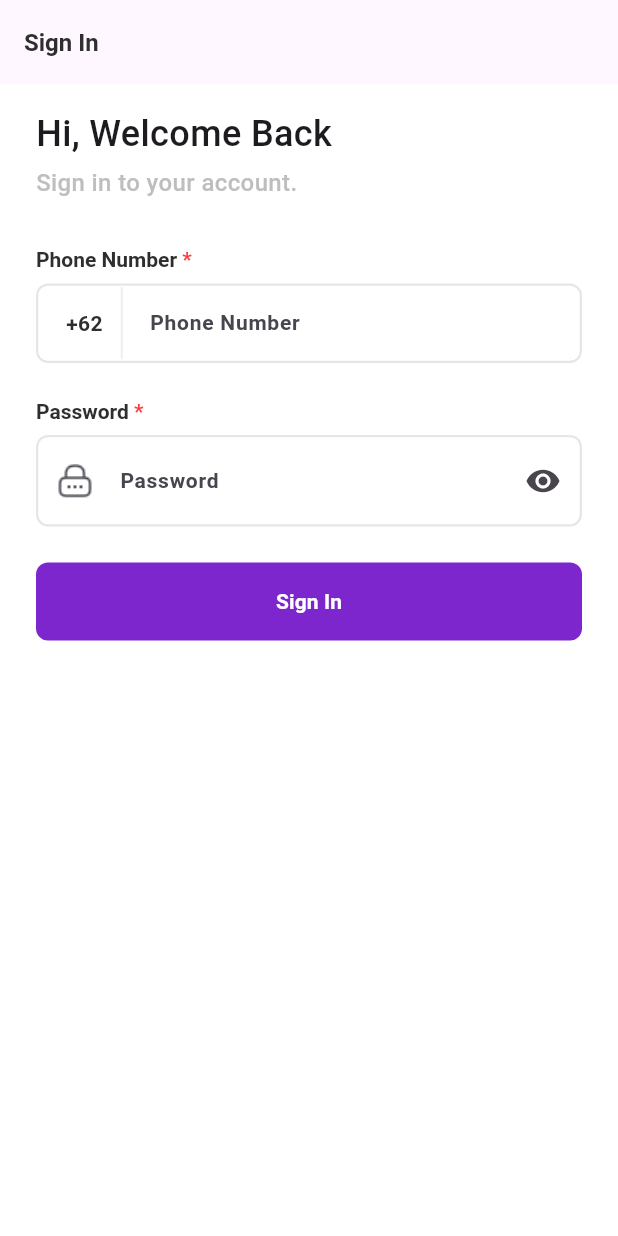
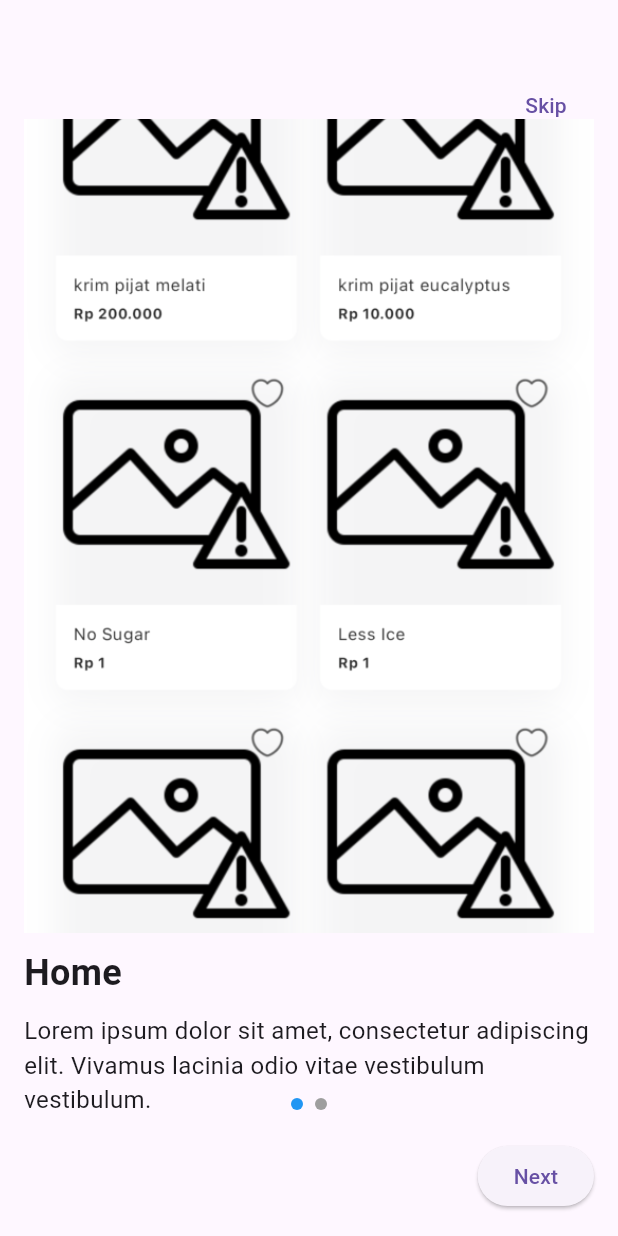
Before and after one commit to gilanggsb/VECTest, a Flutter app: the screen it shows after launch, on a phone screen of 412 x 824 dp. Run offline on Flutter 3.47's test engine with Material 3 defaults, Android fonts, the phone set to English and light mode, and no system bars; our stand-ins replace cached_network_image, dio, get, get_storage, image_picker, isar and 2 more; missing offline and left inert: country_pickers, dynamic_height_grid_view; accounts and stored records are empty; generated files the repository leaves out were written again.

Commit message:
feat: add onboarding page

```diff
--- a/lib/app/routes/app_route.dart
+++ b/lib/app/routes/app_route.dart
@@ -5,6 +5,8 @@ import 'package:vec_gilang/src/features/dashboard/profile/edit/edit_profile_page
 import 'package:get/get.dart';
 import 'package:vec_gilang/src/features/dashboard/webview/component/webview_binding.dart';
 import 'package:vec_gilang/src/features/dashboard/webview/webview_page.dart';
+import 'package:vec_gilang/src/features/onboarding/component/onboarding_binding.dart';
+import 'package:vec_gilang/src/features/onboarding/onboarding_page.dart';
 import 'package:vec_gilang/src/features/splash/splash_page.dart';
 
 import '../../src/features/dashboard/products/detail/detail.dart';
@@ -45,5 +47,10 @@ class AppRoute {
       page: () => const ProductDetailPage(),
       binding: ProductDetailBinding(),
     ),
+    GetPage(
+      name: RouteName.onboarding,
+      page: () => const OnBoardingPage(),
+      binding: OnBoardingBinding(),
+    ),
   ];
 }
--- a/lib/app/routes/route_name.dart
+++ b/lib/app/routes/route_name.dart
@@ -1,6 +1,7 @@
 abstract class RouteName {
   static const login = '/login';
   static const dashboard = "/dashboard";
+  static const onboarding = "/onboarding";
 
   static const splash = '/splash';
   static const editProfile = '/profile/edit';
--- a/lib/src/constants/local_data_key.dart
+++ b/lib/src/constants/local_data_key.dart
@@ -1,3 +1,4 @@
 class LocalDataKey {
   static const token = "tokenKey";
+  static const onboarded = "onboardedKey";
 }
--- a/lib/src/features/dashboard/products/detail/components/components.dart
+++ b/lib/src/features/dashboard/products/detail/components/components.dart
@@ -1,6 +1,7 @@
 export 'product_description_widget.dart';
 export 'product_detail_binding.dart';
 export 'product_detail_controller.dart';
-export 'product_infromation_widget.dart';
+export 'product_information_widget.dart';
+export 'product_review_card_widget.dart';
 export 'product_reviews_widget.dart';
 export 'product_terms_and_condition_widget.dart';
--- a/lib/src/features/dashboard/products/detail/components/product_infromation_widget.dart
+++ b/lib/src/features/dashboard/products/detail/components/product_information_widget.dart
@@ -49,7 +49,7 @@ class ProductInformation extends StatelessWidget {
                   width: 2,
                 ),
                 Text(
-                  "${controller.product?.ratingAverage}",
+                  controller.product?.ratingAverage ?? "-",
                   style: const TextStyle(
                     fontSize: 16,
                     fontWeight: FontWeight.w600,
@@ -59,7 +59,7 @@ class ProductInformation extends StatelessWidget {
                   width: 2,
                 ),
                 Text(
-                  "(${controller.product?.reviewCount} Review)",
+                  "(${controller.product?.reviewCount ?? "-"} Review)",
                   style: const TextStyle(
                     fontSize: 16,
                   ),
--- /dev/null
+++ b/lib/src/features/onboarding/component/onboarding_binding.dart
@@ -0,0 +1,10 @@
+import 'package:get/get.dart';
+
+import 'onboarding_controller.dart';
+
+class OnBoardingBinding extends Bindings {
+  @override
+  void dependencies() {
+    Get.put(OnBoardingController());
+  }
+}
--- /dev/null
+++ b/lib/src/features/onboarding/component/onboarding_controller.dart
@@ -0,0 +1,47 @@
+import 'package:flutter/material.dart';
+import 'package:get/get.dart';
+import 'package:get_storage/get_storage.dart';
+import 'package:vec_gilang/src/constants/local_data_key.dart';
+import 'package:vec_gilang/src/utils/string_ext.dart';
+
+import '../../../../app/routes/route_name.dart';
+
+class OnBoardingController extends GetxController {
+  OnBoardingController();
+
+  final GetStorage _storage = Get.find<GetStorage>();
+  final PageController pageController = PageController();
+
+  final List<String> images = [
+    'home_vesperia'.toPngImage,
+    'product_detail_vesperia'.toPngImage,
+  ];
+
+  final List<String> titles = [
+    'Home',
+    'Product Detail',
+  ];
+
+  final List<String> contents = [
+    'Lorem ipsum dolor sit amet, consectetur adipiscing elit. Vivamus lacinia odio vitae vestibulum vestibulum.',
+    'Cras vehicula eros nec lacinia pretium. Ut pulvinar tortor vel sapien venenatis, nec consectetur metus faucibus.',
+  ];
+
+  final RxInt _currentPage = 0.obs;
+  int get currentPage => _currentPage.value;
+
+  @override
+  void dispose() {
+    pageController.dispose();
+    super.dispose();
+  }
+
+  void setCurrentPage(int page) {
+    _currentPage.value = page;
+  }
+
+  void gotoLoginPage() async {
+    _storage.write(LocalDataKey.onboarded, true);
+    Get.offNamed(RouteName.login);
+  }
+}
--- /dev/null
+++ b/lib/src/features/onboarding/onboarding_page.dart
@@ -0,0 +1,127 @@
+import 'package:flutter/material.dart';
+import 'package:get/get.dart';
+
+import 'component/onboarding_controller.dart';
+
+class OnBoardingPage extends GetView<OnBoardingController> {
+  const OnBoardingPage({Key? key}) : super(key: key);
+
+  @override
+  Widget build(BuildContext context) {
+    return Scaffold(
+      body: Padding(
+        padding: const EdgeInsets.all(16.0),
+        child: Stack(
+          children: <Widget>[
+            PageView.builder(
+              controller: controller.pageController,
+              itemCount: controller.contents.length,
+              onPageChanged: (int page) => controller.setCurrentPage(page),
+              itemBuilder: (context, index) {
+                return Column(
+                  mainAxisAlignment: MainAxisAlignment.center,
+                  crossAxisAlignment: CrossAxisAlignment.start,
+                  children: <Widget>[
+                    AspectRatio(
+                      aspectRatio: 0.7,
+                      child: Image.asset(
+                        controller.images[index],
+                        fit: BoxFit.cover,
+                      ),
+                    ),
+                    const SizedBox(height: 10.0),
+                    Text(
+                      controller.titles[index],
+                      style: const TextStyle(
+                        fontSize: 24.0,
+                        fontWeight: FontWeight.bold,
+                      ),
+                    ),
+                    const SizedBox(height: 10.0),
+                    Text(
+                      controller.contents[index],
+                      style: const TextStyle(
+                        fontSize: 16.0,
+                      ),
+                    ),
+                  ],
+                );
+              },
+            ),
+            Positioned(
+              bottom: 0,
+              left: 0,
+              right: 0,
+              child: Column(
+                children: [
+                  Obx(
+                    () => Row(
+                      mainAxisAlignment: MainAxisAlignment.center,
+                      children:
+                          List.generate(controller.contents.length, (index) {
+                        return Container(
+                          margin: const EdgeInsets.symmetric(horizontal: 4.0),
+                          width: 8.0,
+                          height: 8.0,
+                          decoration: BoxDecoration(
+                            shape: BoxShape.circle,
+                            color: controller.currentPage == index
+                                ? Colors.blue
+                                : Colors.grey,
+                          ),
+                        );
+                      }),
+                    ),
+                  ),
+                  const SizedBox(height: 20.0),
+                  Obx(
+                    () {
+                      final isLastPage = controller.currentPage ==
+                          controller.contents.length - 1;
+                      final isFirstPage = controller.currentPage == 0;
+                      return Row(
+                        mainAxisAlignment: MainAxisAlignment.spaceBetween,
+                        children: <Widget>[
+                          if (!isFirstPage)
+                            ElevatedButton(
+                              onPressed: () {
+                                controller.pageController.previousPage(
+                                  duration: const Duration(milliseconds: 500),
+                                  curve: Curves.ease,
+                                );
+                              },
+                              child: const Text('Back'),
+                            ),
+                          if (isFirstPage) const Spacer(),
+                          ElevatedButton(
+                            onPressed: () {
+                              if (isLastPage) return controller.gotoLoginPage();
+
+                              controller.pageController.nextPage(
+                                duration: const Duration(milliseconds: 500),
+                                curve: Curves.ease,
+                              );
+                            },
+                            child: Text(isLastPage ? 'Finish' : 'Next'),
+                          ),
+                        ],
+                      );
+                    },
+                  ),
+                ],
+              ),
+            ),
+            Positioned(
+              right: 0,
+              top: 30,
+              child: TextButton(
+                onPressed: controller.gotoLoginPage,
+                child: const Text('Skip'),
+              ),
+            )
+          ],
+        ),
+      ),
+    );
+  }
+}
--- a/lib/src/features/splash/component/splash_controller.dart
+++ b/lib/src/features/splash/component/splash_controller.dart
@@ -16,6 +16,10 @@ class SplashController extends GetxController {
 
   void checkUser() async {
     await Future.delayed(const Duration(seconds: 3));
+
+    bool? isBoarded = _storage.read(LocalDataKey.onboarded);
+    if (isBoarded == null) return Get.offNamed(RouteName.onboarding);
+
     String? token = _storage.read(LocalDataKey.token);
     if (token == null) return Get.offNamed(RouteName.login);
     Get.offNamed(RouteName.dashboard);
--- a/lib/src/utils/api_service.dart
+++ b/lib/src/utils/api_service.dart
@@ -140,7 +140,9 @@ class ApiService {
         if (e.response?.data != null) {
           try {
             BadResponse badResponse = BadResponse.fromJson(e.response?.data);
-            return badResponse; // Return the BadResponse object
+            throw badResponse; // Return the BadResponse object
+          } on BadResponse catch (_) {
+            rethrow; // Return the BadResponse object
           } catch (error) {
             // If parsing fails, throw a generic error
             throw 'Failed to parse error response';
```
Also changed, not shown: lib/src/features/dashboard/products/detail/components/product_detail_controller.dart (+14 -2 lines), lib/src/features/dashboard/products/detail/components/product_review_card_widget.dart (added, +98 -0 lines), lib/src/features/dashboard/products/detail/components/product_reviews_widget.dart (+1 -86 lines), assets/images/home_vesperia.png (added), assets/images/product_detail_vesperia.png (added).
